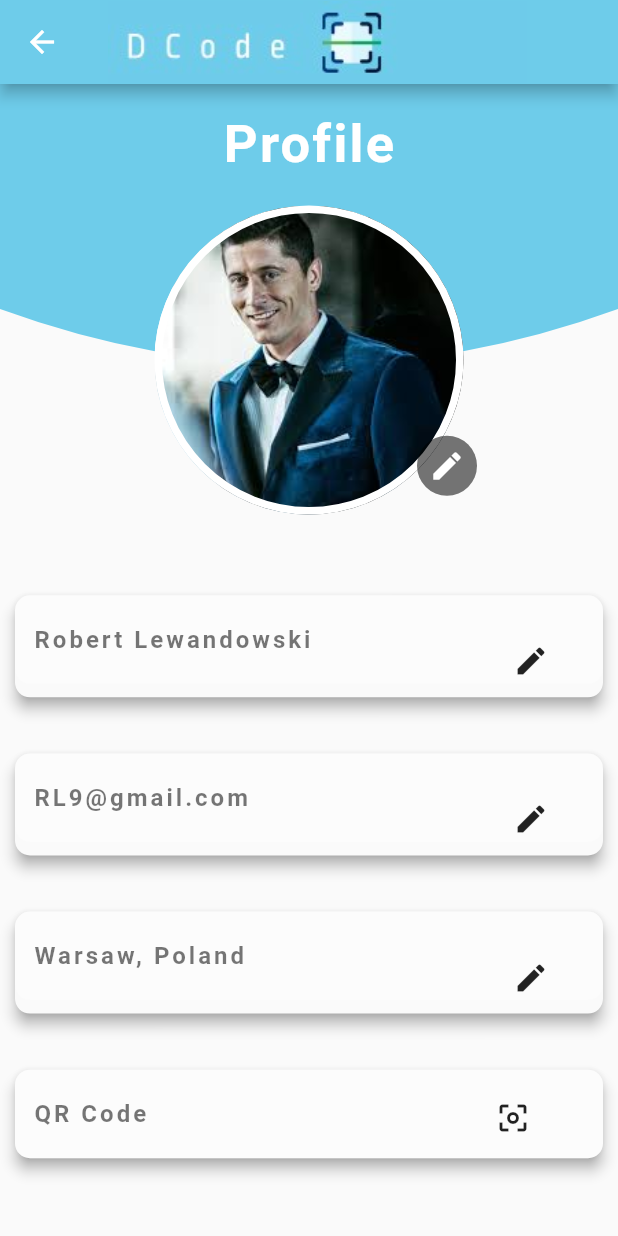
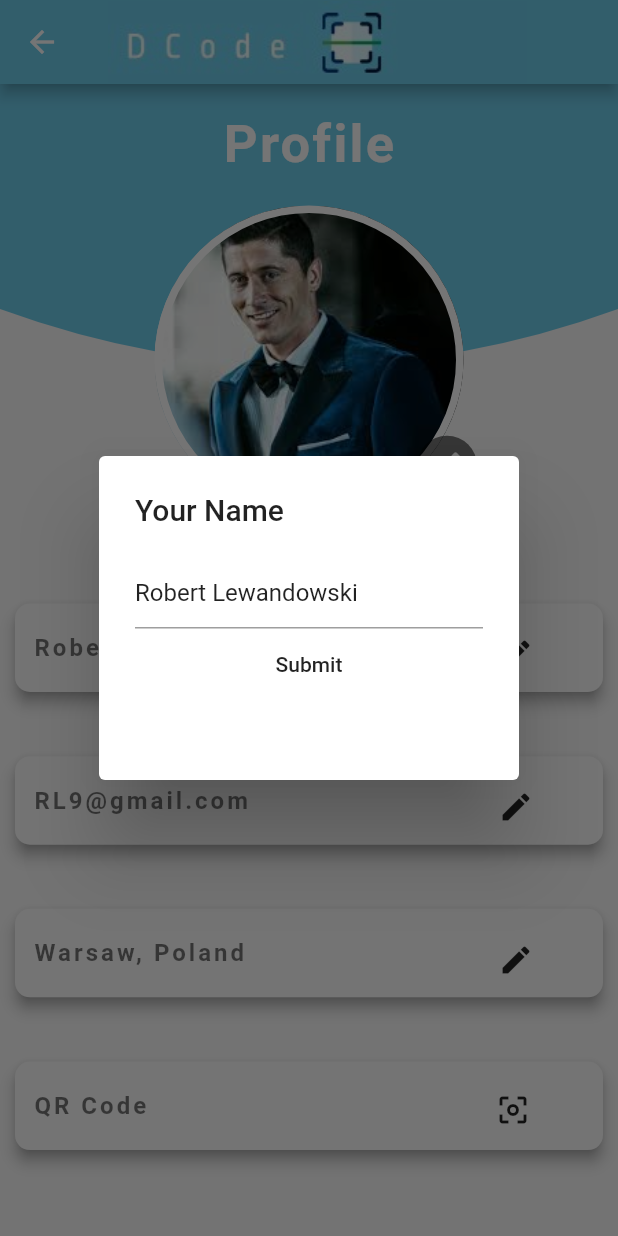
Before and after one commit to KhaledLoay99/qr_code_flutter_project, a Flutter app: the Profile screen opened directly, after a tap on the "edit" icon, on a phone screen of 412 x 824 dp. Run offline on Flutter 3.47's test engine with Material 2 defaults, Android fonts, the phone set to English and light mode, and no system bars.

Commit message:
profile page done

```diff
--- a/lib/ui/profile.dart
+++ b/lib/ui/profile.dart
@@ -10,8 +10,55 @@ class Profile extends StatefulWidget {
 class _ProfileState extends State<Profile> {
   final TextEditingController _controller = new TextEditingController();
   TextFormField test;
-  bool _isEnabled = false;
-  Widget textfield({@required String hintText, bool qr}) {
+  bool _isEnabled;
+  final _formKey = GlobalKey<FormState>();
+  TextEditingController _customController;
+  createAlertDialog(BuildContext context, String type, String val) {
+    _customController = new TextEditingController(text: val);
+    return showDialog(
+        context: context,
+        builder: (context) {
+          return AlertDialog(
+            title: Text("Your $type"),
+            content: Container(
+              height: 125,
+              child: Form(
+                key: _formKey,
+                child: Column(
+                  children: [
+                    TextFormField(
+                      validator: (value) {
+                        if (value.isEmpty) {
+                          return 'Please Enter Your text';
+                        }
+                        if (value.length > 25) {
+                          return 'too long';
+                        }
+                        if (value.length < 5) {
+                          return 'too short';
+                        }
+                        return null;
+                      },
+                      controller: _customController,
+                    ),
+                    MaterialButton(
+                      elevation: 5.0,
+                      child: Text('Submit'),
+                      onPressed: () {
+                        if (_formKey.currentState.validate()) {
+                          // If the form is valid, Go to Home screen.
+                        }
+                      },
+                    )
+                  ],
+                ),
+              ),
+            ),
+          );
+        });
+  }
+
+  Widget textfield({@required String hintText, bool qr, String type}) {
     return Material(
         elevation: 4,
         shadowColor: Colors.grey,
@@ -21,9 +68,19 @@ class _ProfileState extends State<Profile> {
         child: Form(
           child: Stack(children: [
             test = TextFormField(
-              //readOnly: _notEnabled,
-              enabled: _isEnabled,
-              controller: _controller,
+              /*validator: (value) {
+                if (value.isEmpty) {
+                  return 'Please Enter Your text';
+                }
+                if (value.length > 25) {
+                  return 'too long';
+                }
+                if (value.length < 5) {
+                  return 'too short';
+                }
+                return null;
+              },*/
+              enabled: false,
               decoration: InputDecoration(
                   hintText: hintText,
                   hintStyle: TextStyle(
@@ -39,18 +96,15 @@ class _ProfileState extends State<Profile> {
             ),
             Row(children: [
               Container(
-                padding: EdgeInsets.only(left: 320, top: 20),
+                padding: qr
+                    ? EdgeInsets.only(left: 320, top: 20)
+                    : EdgeInsets.only(left: 310, top: 10),
                 child: qr
                     ? Icon(Icons.center_focus_weak)
                     : IconButton(
                         icon: Icon(Icons.edit),
                         onPressed: () {
-                          setState(() {
-                            if (_isEnabled)
-                              _isEnabled = false;
-                            else
-                              _isEnabled = true;
-                          });
+                          createAlertDialog(context, type, hintText);
                         },
                       ),
               )
@@ -61,6 +115,10 @@ class _ProfileState extends State<Profile> {
 
   @override
   Widget build(BuildContext context) {
+    /*final _formKey = GlobalKey<FormState>();
+    final _formKey2 = GlobalKey<FormState>();
+    final _formKey3 = GlobalKey<FormState>();
+    final _formKey4 = GlobalKey<FormState>();*/
     return Scaffold(
       resizeToAvoidBottomInset: false,
       appBar: new AppBar(
@@ -136,10 +194,20 @@ class _ProfileState extends State<Profile> {
                 child: Column(
                   mainAxisAlignment: MainAxisAlignment.spaceEvenly,
                   children: [
-                    textfield(hintText: 'Robert Lewandowski', qr: false),
-                    textfield(hintText: 'RL9@gmail.com', qr: false),
-                    textfield(hintText: 'Warsaw, Poland', qr: false),
-                    textfield(hintText: 'QR Code', qr: true),
+                    textfield(
+                        hintText: 'Robert Lewandowski',
+                        qr: false,
+                        type: "Name"),
+                    textfield(
+                        hintText: 'RL9@gmail.com', qr: false, type: "Email"),
+                    textfield(
+                        hintText: 'Warsaw, Poland',
+                        qr: false,
+                        type: "Location"),
+                    textfield(
+                      hintText: 'QR Code',
+                      qr: true,
+                    ),
                   ],
                 ),
               )
@@ -156,9 +224,9 @@ class HeaderCurvedContainer extends CustomPainter {
   void paint(Canvas canvas, Size size) {
     Paint paint = Paint()..color = Color.fromRGBO(110, 204, 234, 1.0);
     Path path = Path()
-      ..relativeLineTo(0, 150)
+      ..lineTo(0, 150)
       ..quadraticBezierTo(size.width / 2, 225, size.width, 150)
-      ..relativeLineTo(0, -150)
+      ..lineTo(size.width, 0)
       ..close();
     canvas.drawPath(path, paint);
   }
```
